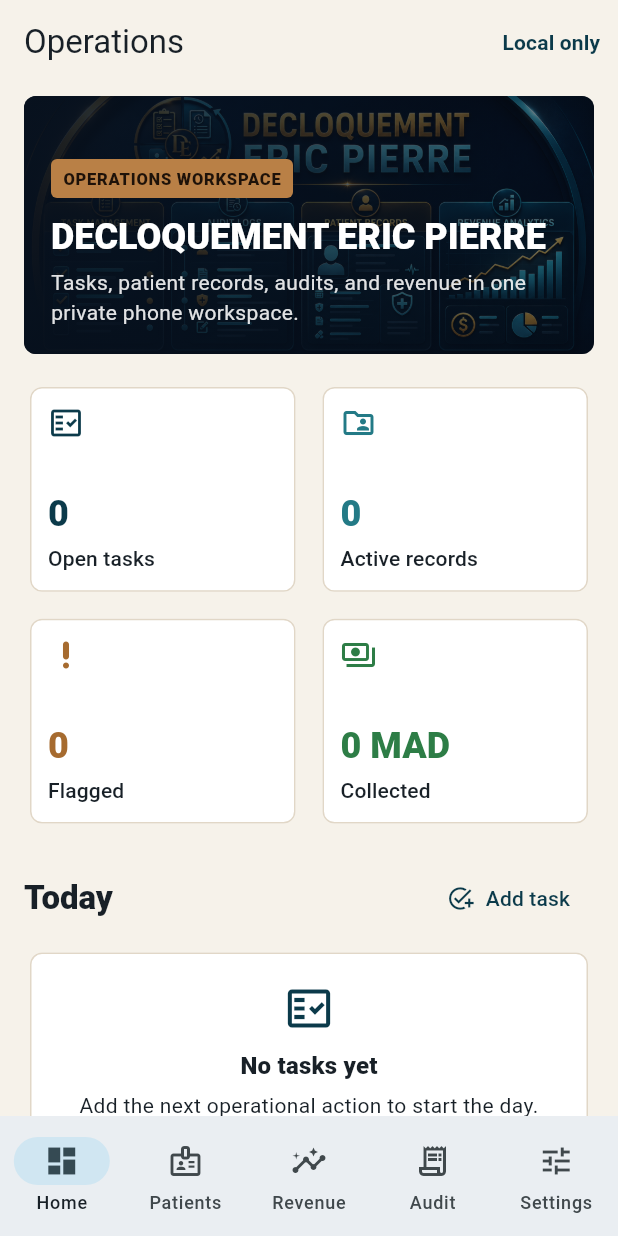
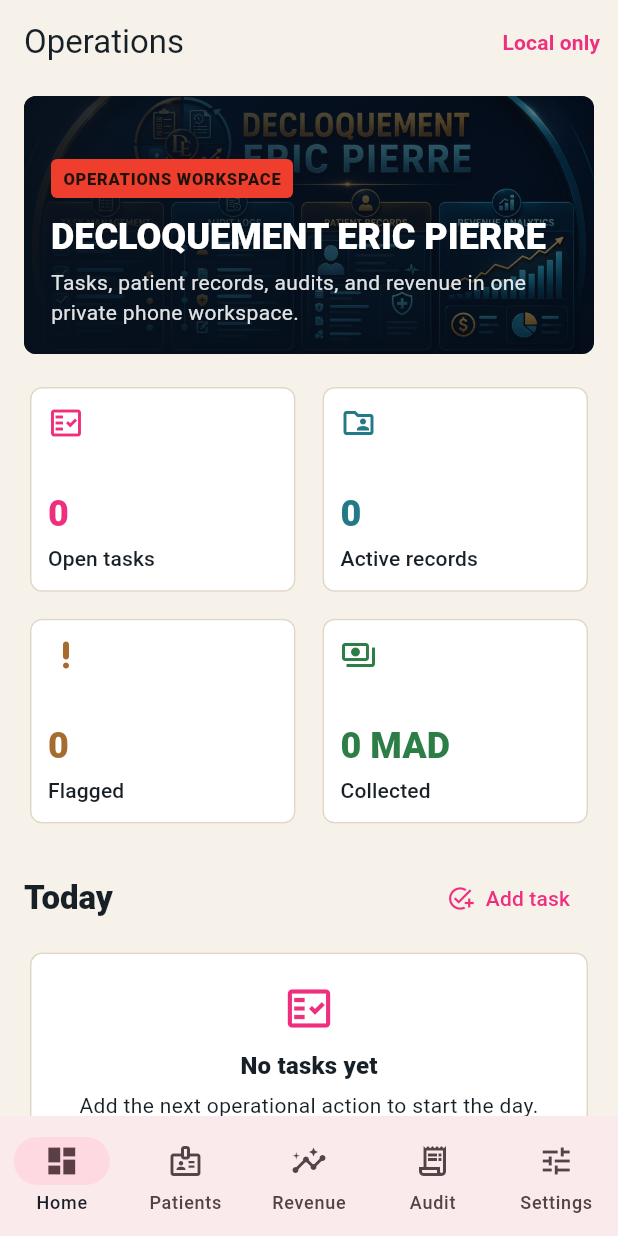
Before and after one commit to EOOrga/68d9d11e1299230338f3737d, a Flutter app: the screen it shows after launch, on a phone screen of 412 x 824 dp. Run offline on Flutter 3.47's test engine with Material 3 defaults, Android fonts, the phone set to English and light mode, and no system bars; our stand-ins replace shared_preferences.

Commit message:
Create Flutter variant com.rwtbiyvzwuij.decloquement_eric_pierre

```diff
--- a/lib/main.dart
+++ b/lib/main.dart
@@ -15,8 +15,8 @@ class DeploOperationsApp extends StatelessWidget {
 
   @override
   Widget build(BuildContext context) {
-    const primary = Color(0xFF0B3A4A);
-    const secondary = Color(0xFFB98046);
+    const primary = Color(0xFFEF2E7E);
+    const secondary = Color(0xFFEF3E2E);
     const surface = Color(0xFFF6F2EA);
 
     final scheme =
--- a/pubspec.yaml
+++ b/pubspec.yaml
@@ -28,4 +28,6 @@ flutter_launcher_icons:
   android: true
   ios: false
   image_path: "docs/icon.png"
+  adaptive_icon_foreground: docs/icon.png
+  adaptive_icon_background: "#EF9F2E"
   min_sdk_android: 23
```
Also changed, not shown: docs/icon.png, 11 other files.
